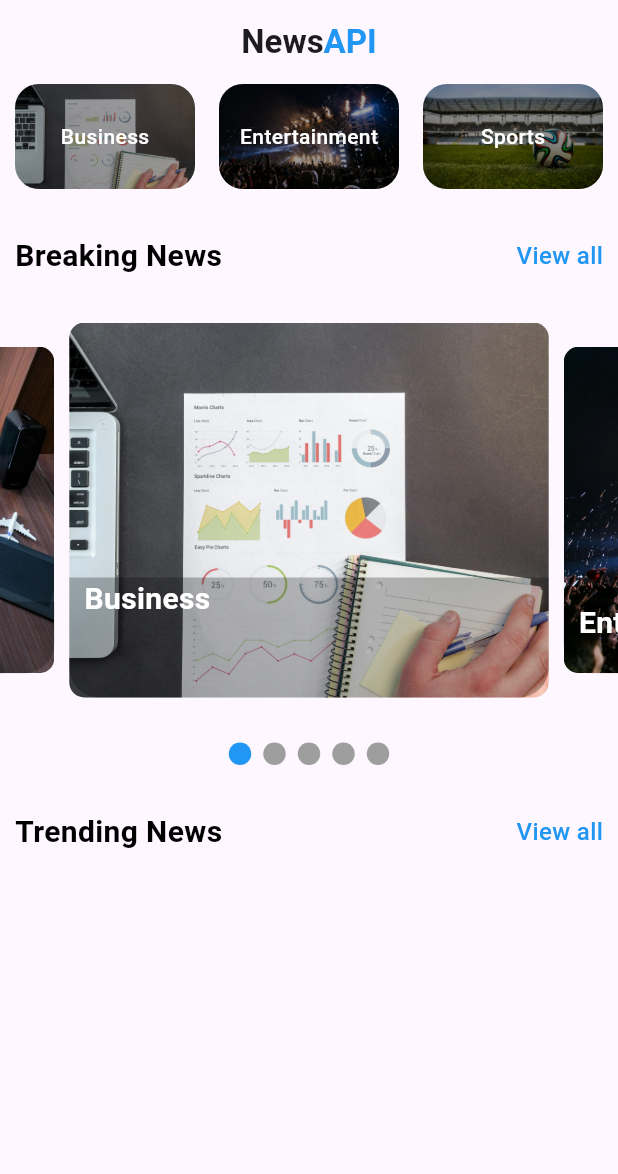
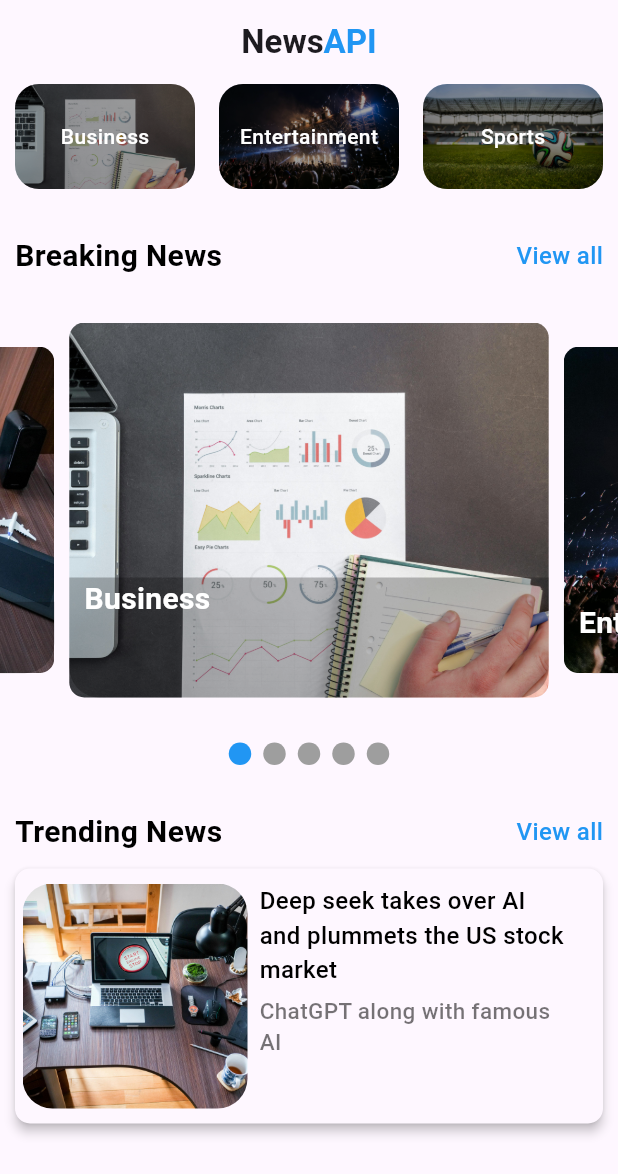
Before and after one commit to NtimaneKamohelo/news_app_api, a Flutter app: the screen it shows after launch, on a phone screen of 412 x 824 dp. Shown: the top 1174 px of the screen. Run offline on Flutter 3.47's test engine with Material 3 defaults, Android fonts, the phone set to English and light mode, and no system bars; drawn by our look-alikes of carousel_slider, smooth_page_indicator.

```diff
--- a/lib/main.dart
+++ b/lib/main.dart
@@ -1,5 +1,6 @@
 import 'package:flutter/material.dart';
 import 'package:news_app_api/pages/home_page.dart';
+import 'package:news_app_api/pages/landing_page.dart';
 
 void main() {
   runApp(const MyApp());
--- a/lib/pages/home_page.dart
+++ b/lib/pages/home_page.dart
@@ -55,7 +55,8 @@ class _HomePageState extends State<HomePage> {
       //---End of APPBAR
 
       //---body---//
-      body: Container(
+      body: SingleChildScrollView(
+        child: Container(
           child: Column(
             children: [
               Container(
@@ -140,11 +141,64 @@ class _HomePageState extends State<HomePage> {
                   ],
                 ),
               ),
+              // Trending news
+              SizedBox(height: 10.0,),
+              Padding(
+                padding: const EdgeInsets.symmetric(horizontal: 10.0),
+                child: Material(
+                  elevation: 3.0,
+                  borderRadius: BorderRadius.circular(10),
+                  child: Padding(
+                    padding: const EdgeInsets.symmetric(vertical: 10.0, horizontal: 5.0),
+                    child: Row(
+                      crossAxisAlignment: CrossAxisAlignment.start,
+                      children: [
+                        Container(
+                         child:  ClipRRect(
+                          borderRadius: BorderRadius.circular(20.0),
+                           child: Image.asset(
+                            "assets/images/technology.jpg",
+                            height: 150, width: 150,
+                            fit: BoxFit.cover,),
+                         ),
+                        ),
+                        SizedBox(width: 8.0,),
+                        Column(
+                          children: [
+                            Container(
+                              width: MediaQuery.of(context).size.width/2,
+                              child: const Text("Deep seek takes over AI and plummets the US stock market",
+                                style: TextStyle(
+                                  color: Colors.black,
+                                  fontSize: 16,
+                                  fontWeight: FontWeight.w500,
+                                ),
+                              ),
+                            ),
+                            SizedBox(height: 5.0,),
+                            Container(
+                              width: MediaQuery.of(context).size.width/2,
+                              child: const Text("ChatGPT along with famous AI",
+                                style: TextStyle(
+                                  color: Colors.black54,
+                                  fontSize: 15,
+                                  fontWeight: FontWeight.w500,
+                                ),
+                              ),
+                            ),
+                          ],
+                        ),
 
+                      ],
+                    ),
+                  ),
+                ),
+              ),
             ],
           ),
 
           //---End of body---//
+        ),
       ),
     );
   }
```
Also changed, not shown: lib/pages/landing_page.dart (added, +72 -0 lines). Lines whose indentation alone changed are shown as unchanged.
